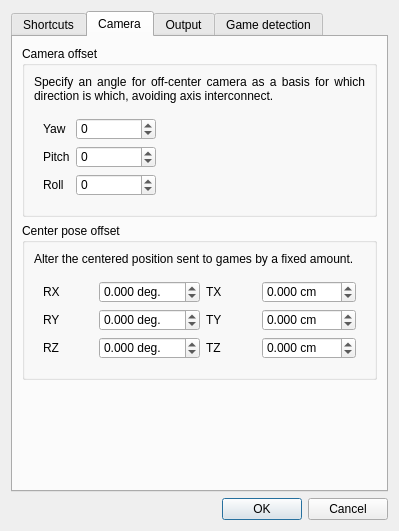
Before: the Qt Designer form facetracknoir/settings.ui in opentrack/opentrack, drawn with Qt 5.
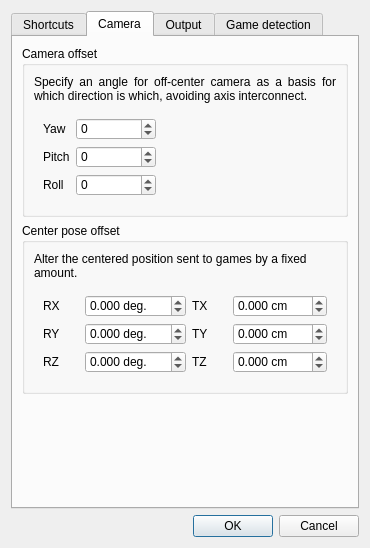
After: the same form once the commit is applied. The open tabs and pages were chosen to show the change. Icons and pictures are not drawn. Custom widgets are drawn as their Qt base class.

Commit message: settings: fix some problem with qt stderr whining

Patch:
```diff
--- a/facetracknoir/settings.ui
+++ b/facetracknoir/settings.ui
@@ -6,16 +6,10 @@
    <rect>
     <x>0</x>
     <y>0</y>
-    <width>399</width>
-    <height>531</height>
+    <width>348</width>
+    <height>548</height>
    </rect>
   </property>
-  <property name="sizePolicy">
-   <sizepolicy hsizetype="Fixed" vsizetype="Fixed">
-    <horstretch>0</horstretch>
-    <verstretch>0</verstretch>
-   </sizepolicy>
-  </property>
   <property name="windowTitle">
    <string>Options</string>
   </property>
@@ -329,12 +323,6 @@
       <layout class="QVBoxLayout" name="verticalLayout_3">
        <item>
         <widget class="QGroupBox" name="groupBox_5">
-         <property name="sizePolicy">
-          <sizepolicy hsizetype="Preferred" vsizetype="Maximum">
-           <horstretch>0</horstretch>
-           <verstretch>0</verstretch>
-          </sizepolicy>
-         </property>
          <property name="title">
           <string>Camera offset</string>
          </property>
@@ -366,12 +354,6 @@
             <layout class="QGridLayout" name="gridLayout_7">
              <item row="2" column="0">
               <widget class="QLabel" name="label_21">
-               <property name="sizePolicy">
-                <sizepolicy hsizetype="Maximum" vsizetype="Preferred">
-                 <horstretch>0</horstretch>
-                 <verstretch>0</verstretch>
-                </sizepolicy>
-               </property>
                <property name="text">
                 <string>Roll</string>
                </property>
@@ -458,12 +440,6 @@
              </item>
              <item row="0" column="0">
               <widget class="QLabel" name="label_18">
-               <property name="sizePolicy">
-                <sizepolicy hsizetype="Maximum" vsizetype="Preferred">
-                 <horstretch>0</horstretch>
-                 <verstretch>0</verstretch>
-                </sizepolicy>
-               </property>
                <property name="text">
                 <string>Yaw</string>
                </property>
@@ -496,12 +472,6 @@
           </item>
           <item>
            <widget class="QGroupBox" name="groupBox_7">
-            <property name="sizePolicy">
-             <sizepolicy hsizetype="Preferred" vsizetype="Maximum">
-              <horstretch>0</horstretch>
-              <verstretch>0</verstretch>
-             </sizepolicy>
-            </property>
             <property name="styleSheet">
              <string notr="true">QGroupBox {
 	border: 0;
```
Left out of the diff: 69 changed lines with no effect on the pictures. The commit also changes 2 other files.
